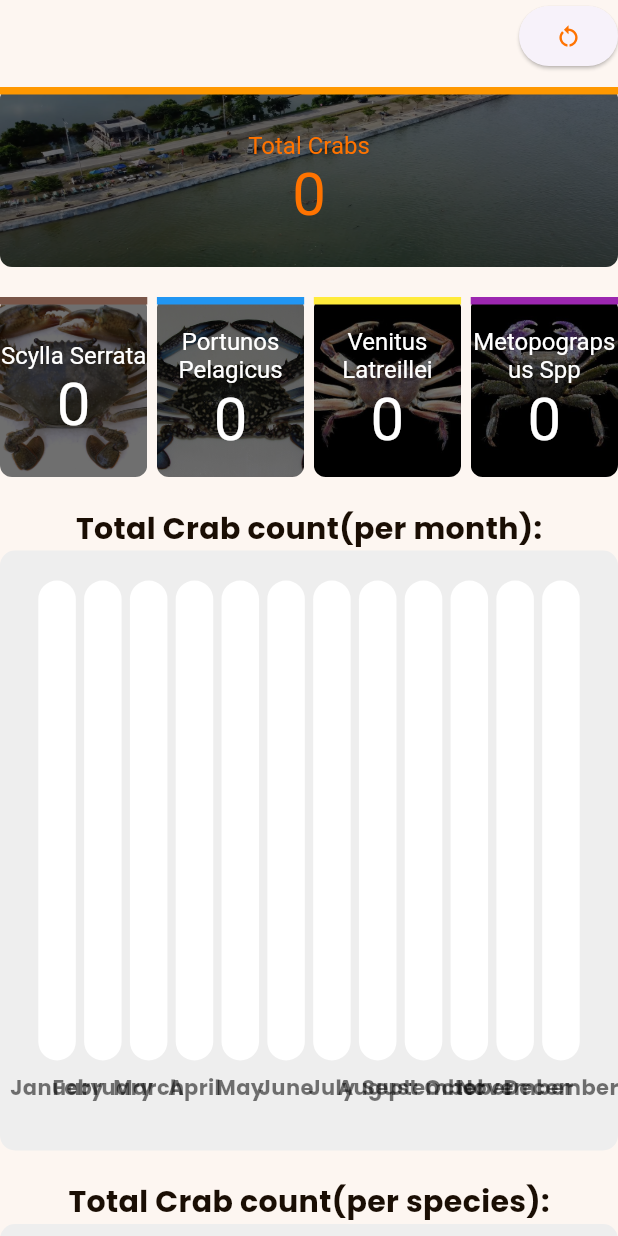
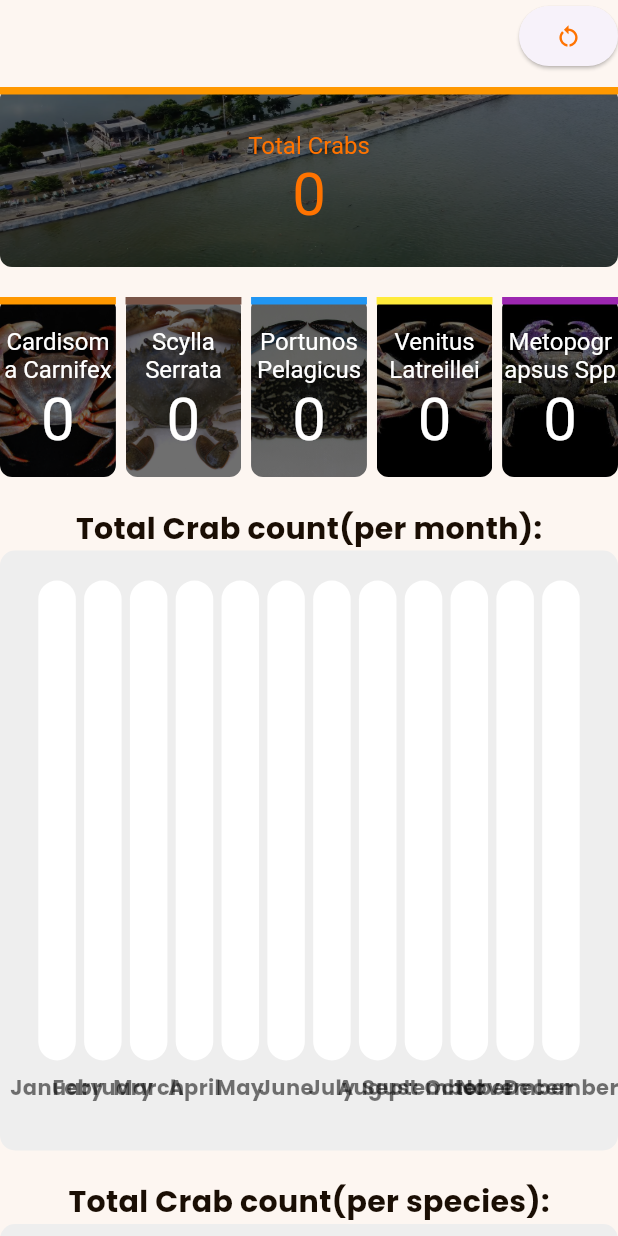
Before and after one commit to keannugran19/crabcheckweb, a Flutter app: the DashboardPageLargeScreen widget shown alone on an empty page, opened directly, on a phone screen of 412 x 824 dp. Run offline on Flutter 3.47's test engine with Material 3 defaults, Android fonts, the phone set to English and light mode, and no system bars; drawn by our look-alikes of fl_chart; our stand-ins replace cloud_firestore, data_table_2, firebase_auth, firebase_core, flutter_map, get and 2 more; accounts and stored records are empty.

Commit message:
ADD added cardisoma carnifex in info card count

```diff
--- a/lib/pages/dashboard/pieChart/pie_chart.dart
+++ b/lib/pages/dashboard/pieChart/pie_chart.dart
@@ -3,7 +3,7 @@ import 'package:fl_chart/fl_chart.dart';
 import 'package:flutter/material.dart';
 
 class PieChartDisplay extends StatefulWidget {
-  // final int charybdisFeriatusCount;
+  final int cardisomaCarnifexCount;
   final int scyllaSerrataCount;
   final int venitusLatreilleiCount;
   final int portunosPelagicusCount;
@@ -11,7 +11,7 @@ class PieChartDisplay extends StatefulWidget {
 
   const PieChartDisplay({
     super.key,
-    // required this.charybdisFeriatusCount,
+    required this.cardisomaCarnifexCount,
     required this.scyllaSerrataCount,
     required this.venitusLatreilleiCount,
     required this.portunosPelagicusCount,
--- a/lib/pages/dashboard/widgets/dashboard_card_large.dart
+++ b/lib/pages/dashboard/widgets/dashboard_card_large.dart
@@ -20,14 +20,14 @@ class _DashboardPageLargeScreenState extends State<DashboardPageLargeScreen> {
 
 // Monthly counts for each species
   List<double> totalCrabs = List<double>.filled(12, 0);
-  List<double> charybdisFeriatus = List<double>.filled(12, 0);
+  List<double> cardisomaCarnifex = List<double>.filled(12, 0);
   List<double> scyllaSerrata = List<double>.filled(12, 0);
   List<double> venitusLatreillei = List<double>.filled(12, 0);
   List<double> portunosPelagicus = List<double>.filled(12, 0);
   List<double> metopograpsusSpp = List<double>.filled(12, 0);
 
 // Total counts for each species
-  int charybdisFeriatusCount = 0;
+  int cardisomaCarnifexCount = 0;
   int scyllaSerrataCount = 0;
   int venitusLatreilleiCount = 0;
   int portunosPelagicusCount = 0;
@@ -46,7 +46,7 @@ class _DashboardPageLargeScreenState extends State<DashboardPageLargeScreen> {
 
   Future<void> fetchAllCounts() async {
     Map<String, Future<int>> countFutures = {
-      'Charybdis Feriatus': firestoreService.fetchCount('Charybdis Feriatus'),
+      'Cardisoma Carnifex': firestoreService.fetchCount('Cardisoma Carnifex'),
       'Scylla Serrata': firestoreService.fetchCount('Scylla Serrata'),
       'Venitus Latreillei': firestoreService.fetchCount('Venitus Latreillei'),
       'Portunos Pelagicus': firestoreService.fetchCount('Portunos Pelagicus'),
@@ -58,7 +58,7 @@ class _DashboardPageLargeScreenState extends State<DashboardPageLargeScreen> {
     };
 
     setState(() {
-      charybdisFeriatusCount = counts['Charybdis Feriatus'] ?? 0;
+      cardisomaCarnifexCount = counts['Cardisoma Carnifex'] ?? 0;
       scyllaSerrataCount = counts['Scylla Serrata'] ?? 0;
       venitusLatreilleiCount = counts['Venitus Latreillei'] ?? 0;
       portunosPelagicusCount = counts['Portunos Pelagicus'] ?? 0;
@@ -73,7 +73,8 @@ class _DashboardPageLargeScreenState extends State<DashboardPageLargeScreen> {
   }
 
   void processCrabData(List<QueryDocumentSnapshot> documents) {
-    resetMonthlyCounts();
+    resetMonthlyCounts(totalCrabs, cardisomaCarnifex, scyllaSerrata,
+        venitusLatreillei, portunosPelagicus, metopograpsusSpp);
 
     for (var doc in documents) {
       DateTime dateTime = (doc['timestamp'] as Timestamp).toDate();
@@ -86,10 +87,17 @@ class _DashboardPageLargeScreenState extends State<DashboardPageLargeScreen> {
 
     setState(() {});
   }
+  // !processCrabData dump
 
-  void resetMonthlyCounts() {
+  void resetMonthlyCounts(
+      List<double> totalCrabs,
+      List<double> cardisomaCarnifex,
+      List<double> scyllaSerrata,
+      List<double> venitusLatreillei,
+      List<double> portunosPelagicus,
+      List<double> metopograpsusSpp) {
     totalCrabs.fillRange(0, 12, 0);
-    charybdisFeriatus.fillRange(0, 12, 0);
+    cardisomaCarnifex.fillRange(0, 12, 0);
     scyllaSerrata.fillRange(0, 12, 0);
     venitusLatreillei.fillRange(0, 12, 0);
     portunosPelagicus.fillRange(0, 12, 0);
@@ -99,7 +107,7 @@ class _DashboardPageLargeScreenState extends State<DashboardPageLargeScreen> {
   void incrementSpeciesCount(String species, int monthIndex) {
     switch (species) {
       case 'Charybdis Feriatus':
-        charybdisFeriatus[monthIndex]++;
+        cardisomaCarnifex[monthIndex]++;
         break;
       case 'Scylla Serrata':
         scyllaSerrata[monthIndex]++;
@@ -135,11 +143,10 @@ class _DashboardPageLargeScreenState extends State<DashboardPageLargeScreen> {
 
     void updateGraphData() {
       // Determine which data to display based on the selected title
-      // if (activeTitle.contains('Charybdis Feriatus')) {
-      //   graphTitle = 'Charybdis Feriatus';
-      //   graphData = charybdisFeriatus;
-      // } else
-      if (activeTitle.contains('Scylla Serrata')) {
+      if (activeTitle.contains('Cardisoma Carnifex')) {
+        graphTitle = 'Cardisoma Carnifex';
+        graphData = cardisomaCarnifex;
+      } else if (activeTitle.contains('Scylla Serrata')) {
         graphTitle = 'Scylla Serrata';
         graphData = scyllaSerrata;
       } else if (activeTitle.contains('Venitus Latreillei')) {
@@ -181,20 +188,6 @@ class _DashboardPageLargeScreenState extends State<DashboardPageLargeScreen> {
         // first row displayed
         Row(
           children: [
-            // InfoCard(
-            //   title: "Charybdis Feriatus",
-            //   value: charybdisFeriatusCount.toString(),
-            //   topColor: Colors.orange,
-            //   isActive: activeTitle == "Charybdis Feriatus",
-            //   onTap: () {
-            //     setState(() {
-            //       activeTitle = "Charybdis Feriatus";
-            //     });
-            //   },
-            // ),
-            // SizedBox(
-            //   width: width / 64,
-            // ),
             InfoCard(
               image: 'lib/assets/images/loginbackground.png',
               title: "Total Crabs",
@@ -217,6 +210,21 @@ class _DashboardPageLargeScreenState extends State<DashboardPageLargeScreen> {
         //* second row displayed
         Row(
           children: [
+            InfoCard(
+              image: 'lib/assets/images/crabs/cardisomaCarnifex.jpg',
+              title: "Cardisoma Carnifex",
+              value: cardisomaCarnifexCount.toString(),
+              topColor: Colors.orange,
+              isActive: activeTitle == "Cardisoma Carnifex",
+              onTap: () {
+                setState(() {
+                  activeTitle = "Cardisoma Carnifex";
+                });
+              },
+            ),
+            SizedBox(
+              width: width / 64,
+            ),
             InfoCard(
               image: 'lib/assets/images/crabs/scyllaSerrata.jpg',
               title: "Scylla Serrata",
@@ -317,7 +325,7 @@ class _DashboardPageLargeScreenState extends State<DashboardPageLargeScreen> {
               ),
               padding: const EdgeInsets.all(20.0),
               child: PieChartDisplay(
-                // charybdisFeriatusCount: charybdisFeriatusCount,
+                cardisomaCarnifexCount: cardisomaCarnifexCount,
                 scyllaSerrataCount: scyllaSerrataCount,
                 venitusLatreilleiCount: venitusLatreilleiCount,
                 portunosPelagicusCount: portunosPelagicusCount,
--- a/lib/services/firestore.dart
+++ b/lib/services/firestore.dart
@@ -5,6 +5,7 @@ import 'package:flutter/material.dart';
 import 'package:http/http.dart' as http;
 
 class FirestoreService {
+
   // call the database
   final db = FirebaseFirestore.instance;
 
@@ -89,6 +90,8 @@ class FirestoreService {
         : const Text('No Image');
   }
 
+
+
   // Future<List<QueryDocumentSnapshot>> fetchCrabDataForYear(String year) async {
   //   DateTime startOfYear = DateTime(int.parse(year), 1, 1);
   //   DateTime endOfYear = DateTime(int.parse(year), 12, 31, 23, 59, 59);
```
Also changed, not shown: model/crab.dart (added, +9 -0 lines), lib/assets/images/crabs/cardisomaCarnifex.jpg (added).
